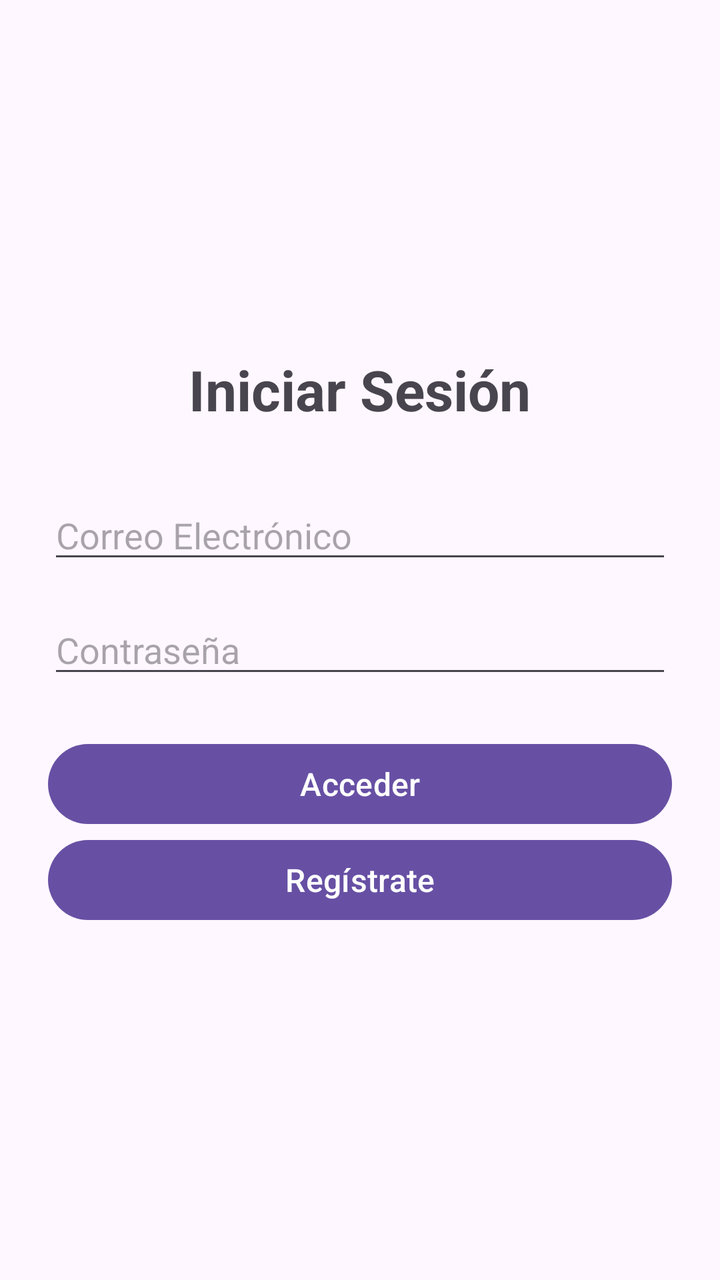
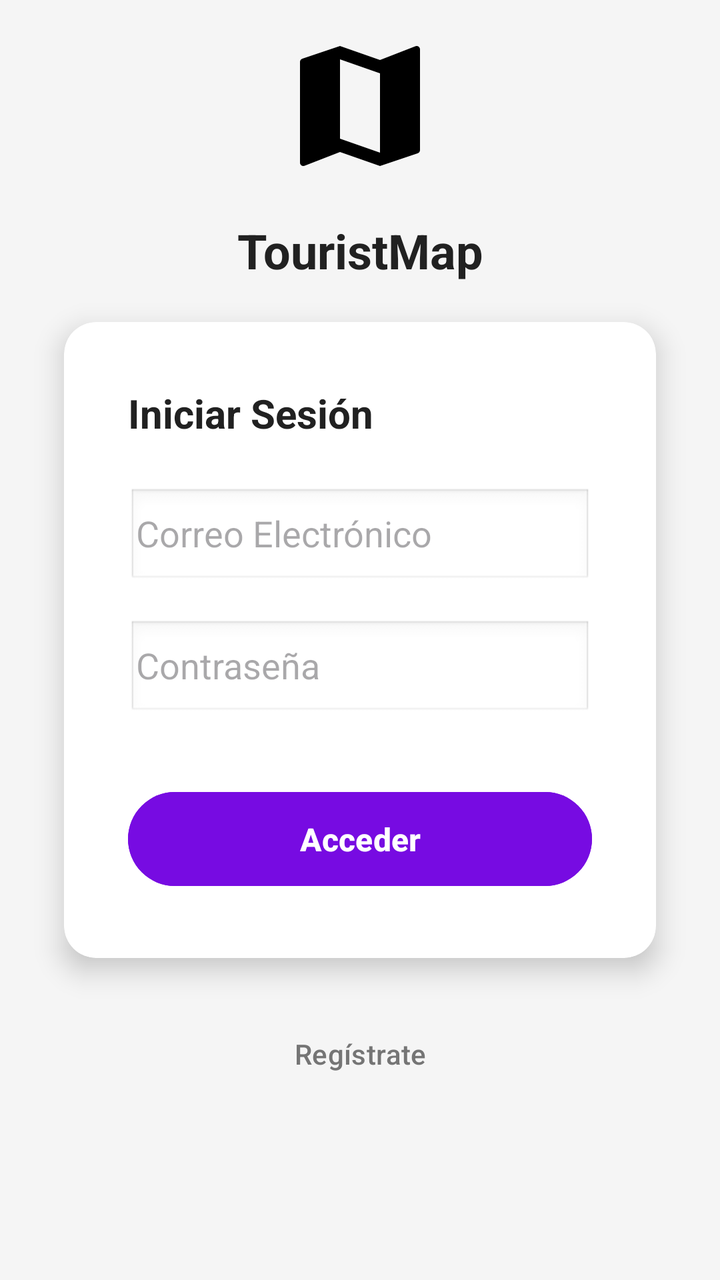

An Android layout rendered at two revisions. The XML below is the earlier revision; the diff shows what the commit changed to produce the second picture.
<!-- AndroidManifest.xml: application theme Theme.TouristMap -->
<!-- res/layout/activity_login.xml -->
<?xml version="1.0" encoding="utf-8"?>
<FrameLayout
    xmlns:android="http://schemas.android.com/apk/res/android"
    xmlns:tools="http://schemas.android.com/tools"
    android:layout_width="match_parent"
    android:layout_height="match_parent"
    tools:context=".auth.LoginActivity">

    <LinearLayout
        android:layout_width="match_parent"
        android:layout_height="match_parent"
        android:orientation="vertical"
        android:gravity="center"
        android:padding="24dp">

        <TextView
            android:layout_width="wrap_content"
            android:layout_height="wrap_content"
            android:text="@string/iniciarsesion"
            android:textSize="28sp"
            android:textStyle="bold"
            android:layout_marginBottom="32dp"/>

        <EditText
            android:id="@+id/editEmail"
            android:layout_width="match_parent"
            android:layout_height="wrap_content"
            android:hint="@string/email"
            android:inputType="textEmailAddress"
            android:layout_marginBottom="16dp"/>

        <EditText
            android:id="@+id/editPassword"
            android:layout_width="match_parent"
            android:layout_height="wrap_content"
            android:hint="@string/password"
            android:inputType="textPassword"
            android:layout_marginBottom="24dp"/>

        <Button
            android:id="@+id/btnLogin"
            android:layout_width="match_parent"
            android:layout_height="wrap_content"
            android:text="@string/login"
            android:textSize="16sp"/>
        <Button
            android:id="@+id/btnRegister"
            android:layout_width="match_parent"
            android:layout_height="wrap_content"
            android:text="@string/createac"
            android:textSize="16sp"/>

    </LinearLayout>

    <ProgressBar
        android:id="@+id/progressBar"
        android:layout_width="wrap_content"
        android:layout_height="wrap_content"
        android:layout_gravity="center"
        android:visibility="gone"
        tools:visibility="visible" />

</FrameLayout>
<!-- resources referenced by this layout -->
<resources>
  <string name="createac">Regístrate</string>
  <string name="email">Correo Electrónico</string>
  <string name="iniciarsesion">Iniciar Sesión</string>
  <string name="login">Acceder</string>
  <string name="password">Contraseña</string>
  <style name="Theme.TouristMap" parent="Base.Theme.TouristMap" />
  <style name="Base.Theme.TouristMap" parent="Theme.Material3.DayNight.NoActionBar">
          
          
      </style>
</resources>

<!-- the commit's change to res/layout/activity_login.xml (unified diff, before → after) -->
@@ -1,63 +1,126 @@
 <?xml version="1.0" encoding="utf-8"?>
-<FrameLayout
+<androidx.constraintlayout.widget.ConstraintLayout
     xmlns:android="http://schemas.android.com/apk/res/android"
+    xmlns:app="http://schemas.android.com/apk/res-auto"
     xmlns:tools="http://schemas.android.com/tools"
     android:layout_width="match_parent"
     android:layout_height="match_parent"
+    android:background="@color/background_soft"
     tools:context=".auth.LoginActivity">
 
     <LinearLayout
-        android:layout_width="match_parent"
-        android:layout_height="match_parent"
+        android:id="@+id/headerContainer"
+        android:layout_width="wrap_content"
+        android:layout_height="wrap_content"
         android:orientation="vertical"
         android:gravity="center"
-        android:padding="24dp">
+        app:layout_constraintBottom_toTopOf="@+id/loginCard"
+        app:layout_constraintEnd_toEndOf="parent"
+        app:layout_constraintStart_toStartOf="parent"
+        app:layout_constraintTop_toTopOf="parent"
+        app:layout_constraintVertical_bias="0.4">
+
+        <ImageView
+            android:layout_width="80dp"
+            android:layout_height="80dp"
+            android:contentDescription="@string/logo"
+            android:src="@drawable/ic_logo"
+            app:tint="@color/black"
+            android:layout_marginBottom="16dp"/>
 
         <TextView
             android:layout_width="wrap_content"
             android:layout_height="wrap_content"
-            android:text="@string/iniciarsesion"
-            android:textSize="28sp"
+            android:text="@string/app_name"
+            android:textSize="24sp"
             android:textStyle="bold"
-            android:layout_marginBottom="32dp"/>
+            android:textColor="@color/text_primary"/>
+    </LinearLayout>
 
-        <EditText
-            android:id="@+id/editEmail"
+    <androidx.cardview.widget.CardView
+        android:id="@+id/loginCard"
+        android:layout_width="0dp"
+        android:layout_height="wrap_content"
+        android:layout_marginHorizontal="32dp"
+        app:cardCornerRadius="16dp"
+        app:cardElevation="8dp"
+        app:cardBackgroundColor="@color/white"
+        app:layout_constraintBottom_toBottomOf="parent"
+        app:layout_constraintEnd_toEndOf="parent"
+        app:layout_constraintStart_toStartOf="parent"
+        app:layout_constraintTop_toTopOf="parent">
+
+        <LinearLayout
             android:layout_width="match_parent"
             android:layout_height="wrap_content"
-            android:hint="@string/email"
-            android:inputType="textEmailAddress"
-            android:layout_marginBottom="16dp"/>
+            android:orientation="vertical"
+            android:padding="32dp">
 
-        <EditText
-            android:id="@+id/editPassword"
-            android:layout_width="match_parent"
-            android:layout_height="wrap_content"
-            android:hint="@string/password"
-            android:inputType="textPassword"
-            android:layout_marginBottom="24dp"/>
+            <TextView
+                android:layout_width="wrap_content"
+                android:layout_height="wrap_content"
+                android:text="@string/iniciarsesion"
+                android:textSize="20sp"
+                android:textStyle="bold"
+                android:textColor="@color/text_primary"
+                android:layout_marginBottom="24dp"/>
 
-        <Button
-            android:id="@+id/btnLogin"
-            android:layout_width="match_parent"
-            android:layout_height="wrap_content"
-            android:text="@string/login"
-            android:textSize="16sp"/>
-        <Button
-            android:id="@+id/btnRegister"
-            android:layout_width="match_parent"
-            android:layout_height="wrap_content"
-            android:text="@string/createac"
-            android:textSize="16sp"/>
+            <EditText
+                android:id="@+id/editEmail"
+                android:layout_width="match_parent"
+                android:layout_height="50dp"
+                android:hint="@string/email"
+                android:inputType="textEmailAddress"
+                android:layout_marginBottom="16dp"
+                android:background="@android:drawable/edit_text"
+                android:paddingStart="4dp"
+                android:paddingEnd="4dp"/>
 
-    </LinearLayout>
+            <EditText
+                android:id="@+id/editPassword"
+                android:layout_width="match_parent"
+                android:layout_height="50dp"
+                android:hint="@string/password"
+                android:inputType="textPassword"
+                android:layout_marginBottom="32dp"
+                android:background="@android:drawable/edit_text"
+                android:paddingStart="4dp"
+                android:paddingEnd="4dp"/>
+
+            <Button
+                android:id="@+id/btnLogin"
+                android:layout_width="match_parent"
+                android:layout_height="55dp"
+                android:text="@string/login"
+                android:textSize="16sp"
+                android:textStyle="bold"
+                android:backgroundTint="@color/purple"/>
+        </LinearLayout>
+    </androidx.cardview.widget.CardView>
+
+    <Button
+        android:id="@+id/btnRegister"
+        android:layout_width="wrap_content"
+        android:layout_height="wrap_content"
+        android:layout_marginTop="24dp"
+        android:text="@string/createac"
+        android:textColor="@color/text_secondary"
+        style="?attr/borderlessButtonStyle"
+        app:layout_constraintEnd_toEndOf="parent"
+        app:layout_constraintStart_toStartOf="parent"
+        app:layout_constraintTop_toBottomOf="@id/loginCard" />
 
     <ProgressBar
         android:id="@+id/progressBar"
         android:layout_width="wrap_content"
         android:layout_height="wrap_content"
         android:layout_gravity="center"
+        android:elevation="10dp"
         android:visibility="gone"
+        app:layout_constraintBottom_toBottomOf="parent"
+        app:layout_constraintEnd_toEndOf="parent"
+        app:layout_constraintStart_toStartOf="parent"
+        app:layout_constraintTop_toTopOf="parent"
         tools:visibility="visible" />
 
-</FrameLayout>
+</androidx.constraintlayout.widget.ConstraintLayout>
<!-- resource entries referenced after the edit -->
@@ -1,9 +1,23 @@
 <!-- resources referenced by this layout -->
 <resources>
+  <color name="background_soft">#F5F5F5</color>
+  <color name="black">#FF000000</color>
+  <color name="purple">#770BE2</color>
+  <color name="text_primary">#212121</color>
+  <color name="text_secondary">#757575</color>
+  <color name="white">#FFFFFFFF</color>
+  <!-- drawable ic_logo (drawable) -->
+  <vector xmlns:android="http://schemas.android.com/apk/res/android" android:height="24dp" android:tint="#000000" android:viewportHeight="24" android:viewportWidth="24" android:width="24dp">
+        
+      <path android:fillColor="@android:color/white" android:pathData="M20.5,3l-0.16,0.03L15,5.1 9,3 3.36,4.9c-0.21,0.07 -0.36,0.25 -0.36,0.48V20.5c0,0.28 0.22,0.5 0.5,0.5l0.16,-0.03L9,18.9l6,2.1 5.64,-1.9c0.21,-0.07 0.36,-0.25 0.36,-0.48V3.5c0,-0.28 -0.22,-0.5 -0.5,-0.5zM15,19l-6,-2.11V5l6,2.11V19z"/>
+      
+  </vector>
+  <string name="app_name">TouristMap</string>
   <string name="createac">Regístrate</string>
   <string name="email">Correo Electrónico</string>
   <string name="iniciarsesion">Iniciar Sesión</string>
   <string name="login">Acceder</string>
+  <string name="logo">Logo</string>
   <string name="password">Contraseña</string>
   <style name="Theme.TouristMap" parent="Base.Theme.TouristMap" />
   <style name="Base.Theme.TouristMap" parent="Theme.Material3.DayNight.NoActionBar">
